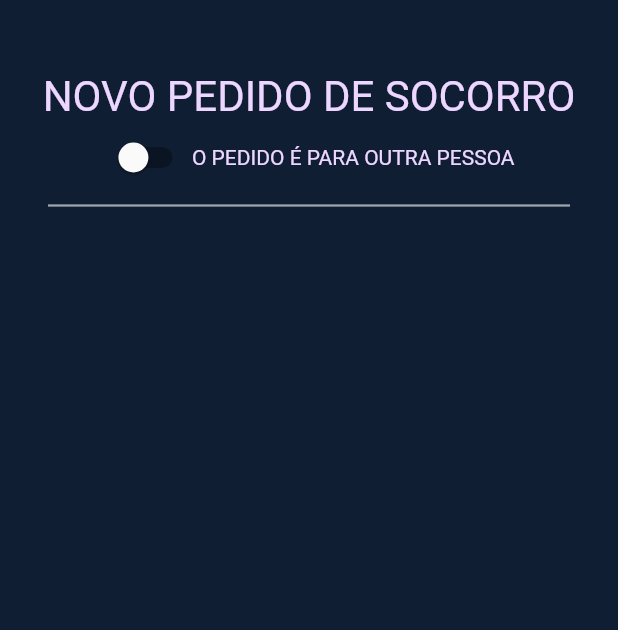
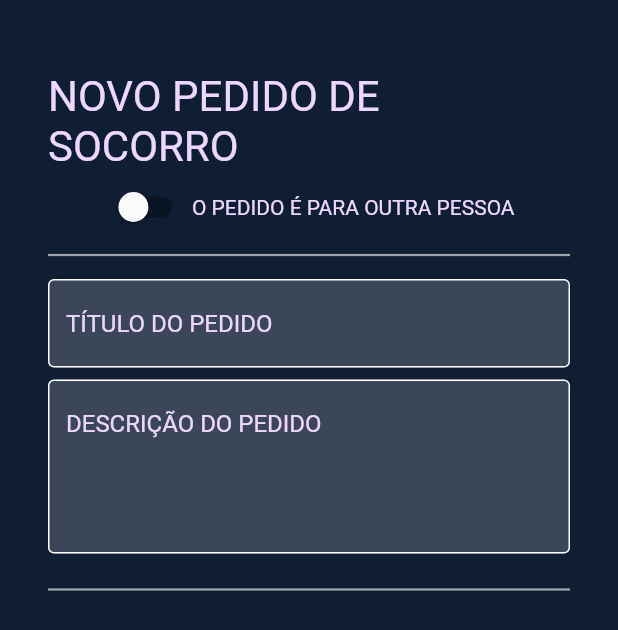
Before and after one commit to Alifyz/flutter-hackathon-2020, a Flutter app: the HelpRequestPage screen opened directly, on a phone screen of 412 x 824 dp. Shown: the top 630 px of the screen. Run offline on Flutter 3.47's test engine with Material 2 defaults, Android fonts, the light colour scheme and no system bars; our stand-ins replace flutter_swiper, google_fonts.

Commit message:
refactor: common widgets and request page

```diff
--- /dev/null
+++ b/lib/commons/custom_text_field.dart
@@ -0,0 +1,44 @@
+import 'package:flutter/material.dart';
+import 'package:flutter_hackathon/styles/colors.dart';
+
+class CustomTextField extends StatelessWidget {
+  const CustomTextField({
+    Key key,
+    this.label,
+    this.controller,
+    this.lines = 1,
+  }) : super(key: key);
+
+  final String label;
+  final TextEditingController controller;
+  final int lines;
+
+  @override
+  Widget build(BuildContext context) {
+    return Padding(
+      padding: const EdgeInsets.only(top: 8),
+      child: TextFormField(
+        minLines: lines,
+        maxLines: lines * 2,
+        style: TextStyle(color: ColorStyles.primaryTextColor),
+        decoration: InputDecoration(
+          filled: true,
+          hintStyle: TextStyle(color: ColorStyles.primaryTextColor),
+          focusColor: Colors.white,
+          focusedBorder: OutlineInputBorder(
+              borderSide:
+                  BorderSide(color: Colors.white, style: BorderStyle.solid)),
+          enabledBorder: OutlineInputBorder(
+              borderSide:
+                  BorderSide(color: Colors.white, style: BorderStyle.solid)),
+          fillColor: Color.fromRGBO(255, 255, 255, 0.18),
+          hintText: label.toUpperCase(),
+          border: OutlineInputBorder(
+            borderSide:
+                BorderSide(color: Colors.white, style: BorderStyle.solid),
+          ),
+        ),
+      ),
+    );
+  }
+}
--- a/lib/pages/help_request.dart
+++ b/lib/pages/help_request.dart
@@ -1,4 +1,5 @@
 import 'package:flutter/material.dart';
+import 'package:flutter_hackathon/commons/custom_text_field.dart';
 import 'package:flutter_hackathon/styles/colors.dart';
 import 'package:flutter_hackathon/styles/text.dart';
 
@@ -8,7 +9,7 @@ class HelpRequestPage extends StatelessWidget {
     return Scaffold(
       backgroundColor: ColorStyles.backgroundColor,
       body: Padding(
-        padding: const EdgeInsets.only(top: 48),
+        padding: const EdgeInsets.only(top: 48, left: 32, right: 32),
         child: Center(
           child: Column(
             crossAxisAlignment: CrossAxisAlignment.center,
@@ -27,13 +28,18 @@ class HelpRequestPage extends StatelessWidget {
                   )
                 ],
               ),
-              Padding(
-                padding: const EdgeInsets.only(left: 32, right: 32),
-                child: Divider(
-                  color: Color.fromRGBO(255, 255, 255, 0.6),
-                  thickness: 1.5,
-                ),
+              FormDivider(),
+              CustomTextField(
+                label: 'Título do pedido',
               ),
+              CustomTextField(
+                label: 'Descrição do pedido',
+                lines: 4,
+              ),
+              SizedBox(
+                height: 16,
+              ),
+              FormDivider(),
             ],
           ),
         ),
@@ -41,3 +47,17 @@ class HelpRequestPage extends StatelessWidget {
     );
   }
 }
+
+class FormDivider extends StatelessWidget {
+  const FormDivider({
+    Key key,
+  }) : super(key: key);
+
+  @override
+  Widget build(BuildContext context) {
+    return Divider(
+      color: Color.fromRGBO(255, 255, 255, 0.6),
+      thickness: 1.5,
+    );
+  }
+}
```
